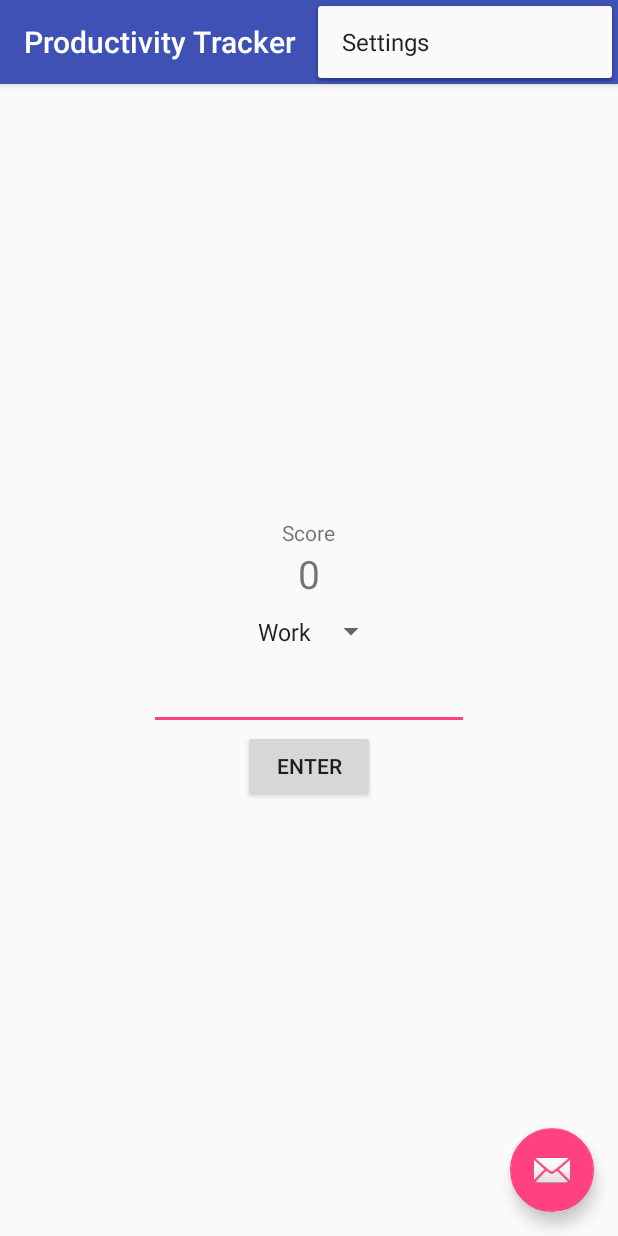
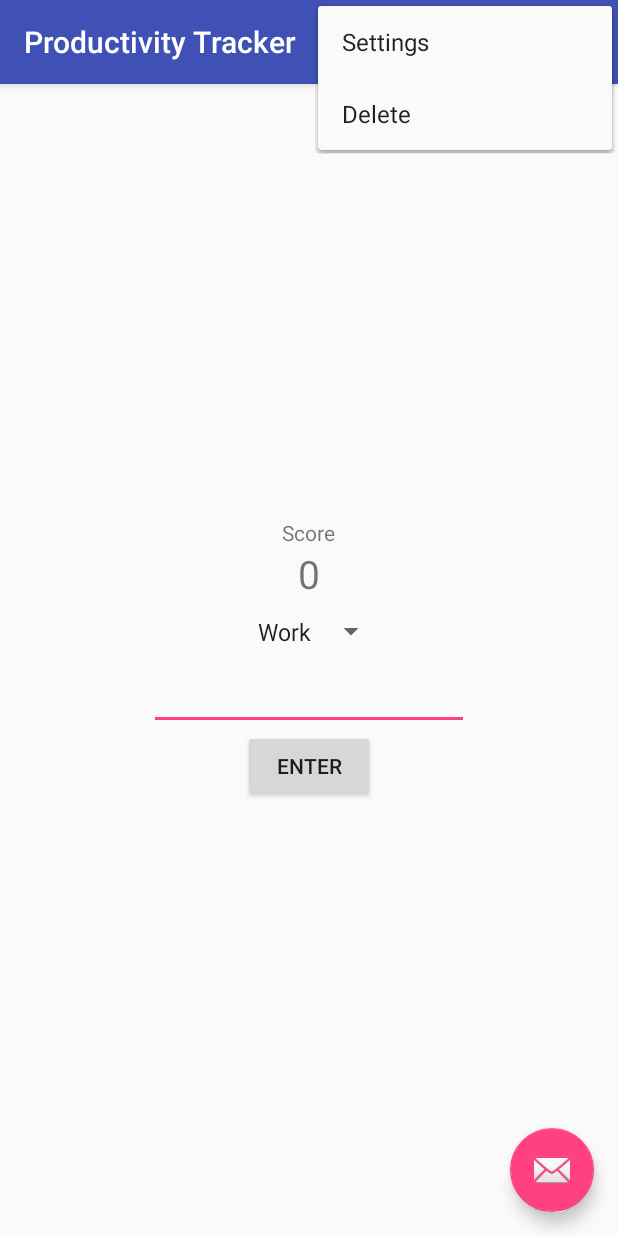
Before and after one commit to frigidpi/productivity-tracker, an Android app: the screen it shows after launch (MainActivity), with the options menu open, on a phone screen of 412 x 824 dp. Run offline under Robolectric (Android 15) with nearby library versions, the phone set to English and light mode, and no system bars.

Commit message:
Debug Delete Menu Action Template

```diff
--- a/app/src/main/java/com/example/android/productivitytracker/MainActivity.java
+++ b/app/src/main/java/com/example/android/productivitytracker/MainActivity.java
@@ -75,6 +75,8 @@ public class MainActivity extends AppCompatActivity {
         //noinspection SimplifiableIfStatement
         if (id == R.id.action_settings) {
             return true;
+        } else if (id == R.id.action_delete){
+            return true;
         }
 
         return super.onOptionsItemSelected(item);
--- a/app/src/main/res/menu/menu_main.xml
+++ b/app/src/main/res/menu/menu_main.xml
@@ -6,4 +6,8 @@
           android:title="@string/action_settings"
           android:orderInCategory="100"
           app:showAsAction="never"/>
+    <item android:id="@+id/action_delete"
+          android:title="@string/action_delete"
+          android:orderInCategory="100"
+          app:showAsAction="never"/>
 </menu>
--- a/app/src/main/res/values/strings.xml
+++ b/app/src/main/res/values/strings.xml
@@ -1,6 +1,7 @@
 <resources>
     <string name="app_name">Productivity Tracker</string>
     <string name="action_settings">Settings</string>
+    <string name="action_delete">Delete</string>
     <string-array name="planets_array">
         <item>Work</item>
         <item>Learn</item>
```
